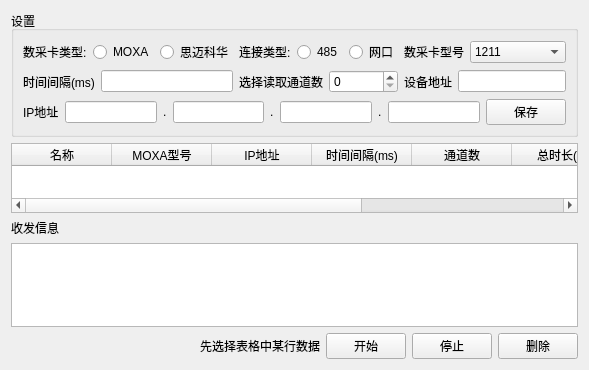
Before: the Qt Designer form IOCardTool/daqset.ui in LiBang0613/IOCardTool, drawn with Qt 5.
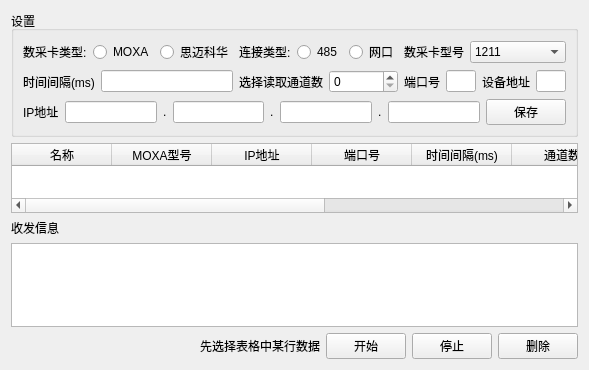
After: the same form once the commit is applied.

Commit message: 添加界面设置端口号字段，并修改多个socket连接同一个ip导致阻塞时间很长的问题

The edit to the form file:
```diff
--- a/IOCardTool/daqset.ui
+++ b/IOCardTool/daqset.ui
@@ -203,6 +203,16 @@
       </item>
       <item row="1" column="2">
        <layout class="QHBoxLayout" name="horizontalLayout_5">
+        <item>
+         <widget class="QLabel" name="label_12">
+          <property name="text">
+           <string>端口号</string>
+          </property>
+         </widget>
+        </item>
+        <item>
+         <widget class="QLineEdit" name="le_port"/>
+        </item>
         <item>
          <widget class="QLabel" name="label_10">
           <property name="text">
@@ -358,6 +368,11 @@
        <string>IP地址</string>
       </property>
      </column>
+     <column>
+      <property name="text">
+       <string>端口号</string>
+      </property>
+     </column>
      <column>
       <property name="text">
        <string>时间间隔(ms)</string>
```
Left out of the diff: 6 changed lines with no effect on the pictures. The commit also changes 11 other files.
